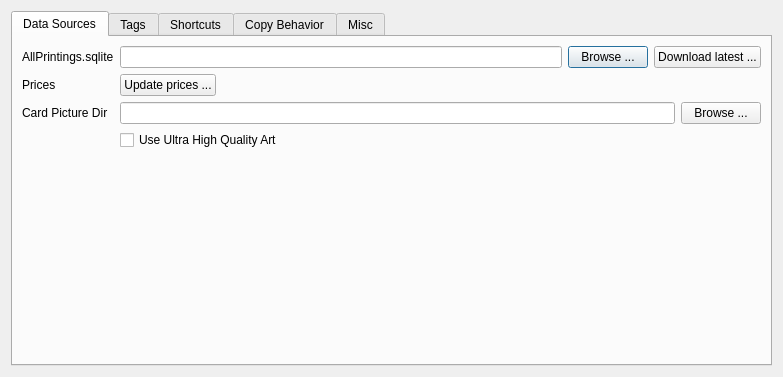
Above: mtgcards/optionsdialog.ui from stijnvermeir/mtgcards before the change. Below: the same form after it.
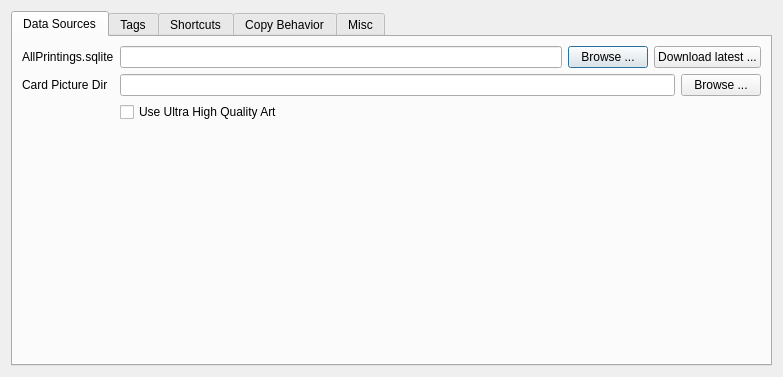
That is the form after the change. Icons and pictures are not drawn.

Commit message: Update prices with automatic download

The edit to the form file:
```diff
--- a/mtgcards/optionsdialog.ui
+++ b/mtgcards/optionsdialog.ui
@@ -65,21 +65,14 @@
          </item>
         </layout>
        </item>
-       <item row="3" column="0">
-        <widget class="QLabel" name="label_4">
-         <property name="text">
-          <string>Prices</string>
-         </property>
-        </widget>
-       </item>
-       <item row="5" column="0">
+       <item row="4" column="0">
         <widget class="QLabel" name="label_2">
          <property name="text">
           <string>Card Picture Dir</string>
          </property>
         </widget>
        </item>
-       <item row="5" column="1">
+       <item row="4" column="1">
         <layout class="QHBoxLayout" name="horizontalLayout_4">
          <item>
           <widget class="QLineEdit" name="cardPictureDirTxt">
@@ -97,7 +90,7 @@
          </item>
         </layout>
        </item>
-       <item row="6" column="1">
+       <item row="5" column="1">
         <widget class="QCheckBox" name="ultraHQArtChk">
          <property name="sizePolicy">
           <sizepolicy hsizetype="Expanding" vsizetype="Fixed">
@@ -110,30 +103,6 @@
          </property>
         </widget>
        </item>
-       <item row="3" column="1">
-        <layout class="QHBoxLayout" name="horizontalLayout_6">
-         <item>
-          <widget class="QPushButton" name="updatePricesBtn">
-           <property name="text">
-            <string>Update prices ...</string>
-           </property>
-          </widget>
-         </item>
-         <item>
-          <spacer name="horizontalSpacer">
-           <property name="orientation">
-            <enum>Qt::Horizontal</enum>
-           </property>
-           <property name="sizeHint" stdset="0">
-            <size>
-             <width>40</width>
-             <height>20</height>
-            </size>
-           </property>
-          </spacer>
-         </item>
-        </layout>
-       </item>
       </layout>
      </widget>
      <widget class="QWidget" name="tagsTab">
```
The commit also changes 19 other files.
